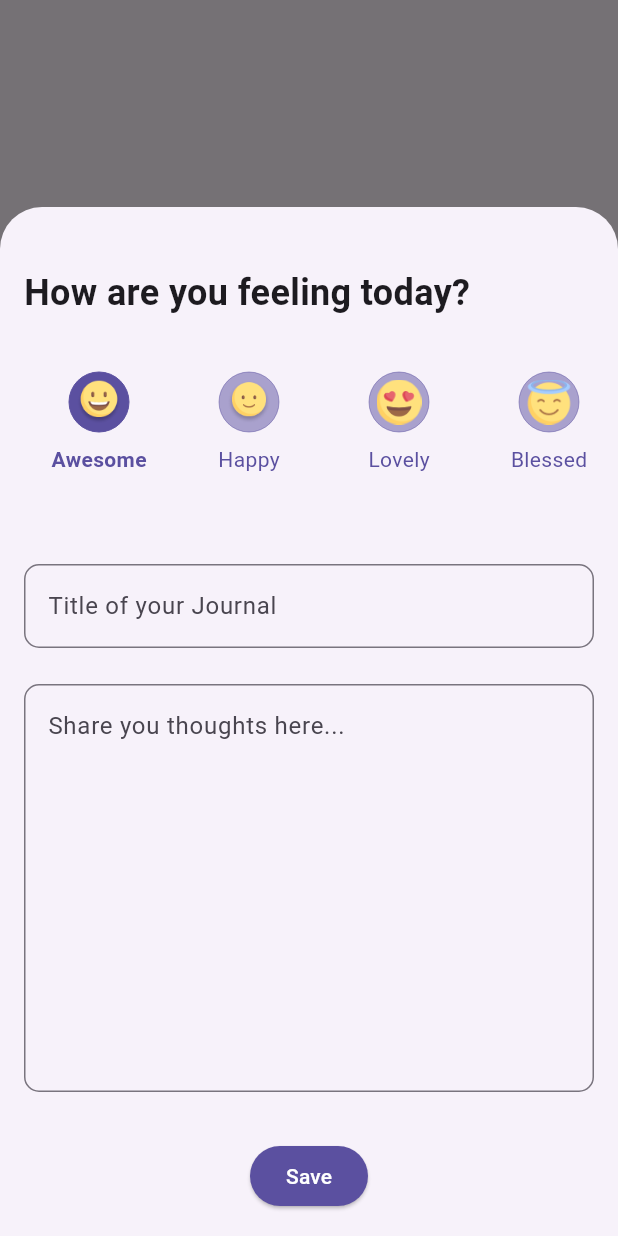
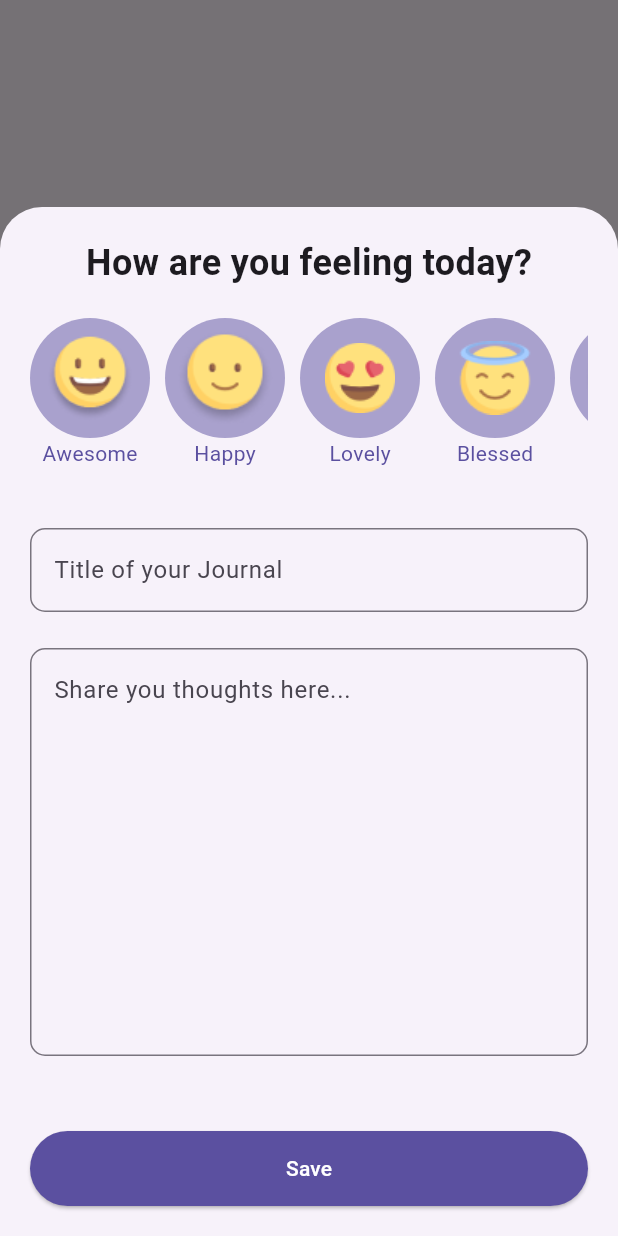
Before and after one commit to CapillanesFrizty/CanLineCom, a Flutter app: the JournalScreen screen opened by its route, after a tap on the "add" icon, on a phone screen of 412 x 824 dp. Run offline on Flutter 3.47's test engine with Material 3 defaults, Android fonts, the phone set to English and light mode, and no system bars; our stand-ins replace flutter_svg, go_router, google_fonts, google_maps_flutter, lucide_icons, supabase_flutter; accounts and stored records are empty.

Commit message:
Journal update

```diff
--- a/canlineapp/lib/Presentation/screen/BarrelFileScreen.dart
+++ b/canlineapp/lib/Presentation/screen/BarrelFileScreen.dart
@@ -6,7 +6,7 @@ export 'profile/profile.dart';
 
 // ! Journal Screen
 export 'Journal/journal.dart';
-export 'Journal/JournalCreateNote.dart';
+
 // ! Events Screen
 export 'Events/EventsScreen.dart';
 
@@ -28,7 +28,6 @@ export 'FinancialSupport/FinancialDetails.dart';
 // ! Doctors Screen
 export 'doctors/Doctors.dart';
 
-
 // ! Clinic
 export 'HealthInstitution/HealthInstitutionServices/Moreinfo_ClinicsScreen.dart';
 
--- a/canlineapp/lib/Presentation/screen/Journal/journal.dart
+++ b/canlineapp/lib/Presentation/screen/Journal/journal.dart
@@ -12,7 +12,10 @@ class JournalScreen extends StatefulWidget {
 class _JournalScreenState extends State<JournalScreen> {
   static const Color primaryColor = Color(0xFF5B50A0);
   static const Color secondaryColor = Color(0xFFFF0000);
-  int selectedEmotion = 0;
+
+  // Todo: Returns none because -1 is the default value
+  int selectedEmotion = -1;
+
   final List<bool> selectedReasons = List.generate(14, (_) => false);
 
   // Text controllers for the form fields
@@ -68,8 +71,9 @@ class _JournalScreenState extends State<JournalScreen> {
     _titleController.clear();
     _contentController.clear();
     setState(() {
-      selectedEmotion = 0;
+      selectedEmotion = -1;
     });
+    Navigator.pop(context);
   }
 
 //  Function for fetching journal entries
@@ -125,17 +129,81 @@ class _JournalScreenState extends State<JournalScreen> {
       body: _buildBody(),
       floatingActionButton: FloatingActionButton(
         onPressed: () {
-          showModalBottomSheet(
+          _buildBottomSheet();
+        },
+        backgroundColor: primaryColor,
+        child: const Icon(Icons.add),
+      ),
+    );
+  }
+
+  Future _buildBottomSheet() {
+    return showModalBottomSheet(
       isScrollControlled: true,
       context: context,
       builder: (context) {
-                return Container(
-                  padding: const EdgeInsets.all(16.0),
+        int? localSelectedEmotion;
+        return StatefulBuilder(
+          builder: (context, setModalState) {
+            Future<void> changeIndex(int index) async {
+              setModalState(() {
+                localSelectedEmotion = index;
+                debugPrint('Selected index: $index');
+              });
+            }
+
+            // Button Radio Button
+            Widget buildcustomRadio({
+              required String imagePath,
+              required String label,
+              required int index,
+            }) =>
+                GestureDetector(
+                  onTap: () {
+                    changeIndex(index);
+                  },
+                  // style: OutlinedButton.styleFrom(
+                  //   shape: RoundedRectangleBorder(
+                  //       borderRadius: BorderRadius.zero,
+                  //       side: BorderSide(
+                  //           color: Colors.transparent, strokeAlign: 0)),
+                  //   alignment: Alignment.center,
+                  //   minimumSize: const Size(50.0, 100.0), // Width and height
+                  // ),
                   child: Column(
                     mainAxisSize: MainAxisSize.min,
-                    crossAxisAlignment: CrossAxisAlignment.start,
                     children: [
-                      const SizedBox(height: 24),
+                      CircleAvatar(
+                        minRadius: 2.0,
+                        backgroundColor: (localSelectedEmotion == index)
+                            ? primaryColor.withOpacity(0.1)
+                            : primaryColor.withOpacity(0.5),
+                        child: Image.asset(
+                          imagePath,
+                          width: 80,
+                          height: 80,
+                        ),
+                      ),
+                      Text(
+                        label,
+                        style: TextStyle(
+                          color: primaryColor,
+                          fontWeight: (localSelectedEmotion == index)
+                              ? FontWeight.bold
+                              : FontWeight.normal,
+                        ),
+                      ),
+                    ],
+                  ),
+                );
+
+            return Padding(
+              padding: const EdgeInsets.all(20.0),
+              child: Column(
+                mainAxisSize:
+                    MainAxisSize.min, // Minimize the height of the column
+                crossAxisAlignment: CrossAxisAlignment.center,
+                children: [
                   const Text(
                     'How are you feeling today?',
                     style: TextStyle(
@@ -143,33 +211,58 @@ class _JournalScreenState extends State<JournalScreen> {
                       fontWeight: FontWeight.bold,
                     ),
                   ),
-                      const SizedBox(height: 32),
-                      Container(
-                        height: 100,
+                  const SizedBox(height: 20), // Add spacing
+                  SizedBox(
+                    height: 120,
                     child: ListView(
                       scrollDirection: Axis.horizontal,
-                          itemExtent: 100,
+                      physics: const AlwaysScrollableScrollPhysics(),
                       children: [
-                            _emotionButton(0, 'Awesome',
-                                'lib/assets/images/Journal/Awsome.png'),
-                            _emotionButton(1, 'Happy',
-                                'lib/assets/images/Journal/Happy.png'),
-                            _emotionButton(2, 'Lovely',
-                                'lib/assets/images/Journal/Inlove.png'),
-                            _emotionButton(3, 'Blessed',
-                                'lib/assets/images/Journal/Angel.png'),
-                            _emotionButton(4, 'Okay',
-                                'lib/assets/images/Journal/Calm.png'),
-                            _emotionButton(
-                                5, 'Sad', 'lib/assets/images/Journal/Sad.png'),
-                            _emotionButton(6, 'Terrible',
+                        buildcustomRadio(
+                          index: 0,
+                          label: 'Awesome',
+                          imagePath: 'lib/assets/images/Journal/Awsome.png',
+                        ),
+                        SizedBox(width: 10),
+                        buildcustomRadio(
+                            index: 1,
+                            label: 'Happy',
+                            imagePath: 'lib/assets/images/Journal/Happy.png'),
+                        SizedBox(width: 10),
+                        buildcustomRadio(
+                            index: 2,
+                            label: 'Lovely',
+                            imagePath: 'lib/assets/images/Journal/Inlove.png'),
+                        SizedBox(width: 10),
+                        buildcustomRadio(
+                            index: 3,
+                            label: 'Blessed',
+                            imagePath: 'lib/assets/images/Journal/Angel.png'),
+                        SizedBox(width: 10),
+                        buildcustomRadio(
+                            index: 4,
+                            label: 'Okay',
+                            imagePath: 'lib/assets/images/Journal/Calm.png'),
+                        SizedBox(width: 10),
+                        buildcustomRadio(
+                            index: 5,
+                            label: 'Sad',
+                            imagePath: 'lib/assets/images/Journal/Sad.png'),
+                        SizedBox(width: 10),
+                        buildcustomRadio(
+                            index: 6,
+                            label: 'Terrible',
+                            imagePath:
                                 'lib/assets/images/Journal/Disappointed.png'),
-                            _emotionButton(7, 'Angry',
-                                'lib/assets/images/Journal/Angry.png'),
+                        SizedBox(width: 10),
+                        buildcustomRadio(
+                            index: 7,
+                            label: 'Angry',
+                            imagePath: 'lib/assets/images/Journal/Angry.png'),
                       ],
                     ),
                   ),
-                      const SizedBox(height: 32),
+                  const SizedBox(height: 20), // Add spacing
                   Form(
                     child: Column(
                       children: [
@@ -178,8 +271,8 @@ class _JournalScreenState extends State<JournalScreen> {
                           decoration: const InputDecoration(
                               labelText: 'Title of your Journal',
                               border: OutlineInputBorder(
-                                      borderRadius: BorderRadius.all(
-                                          Radius.circular(10)))),
+                                  borderRadius:
+                                      BorderRadius.all(Radius.circular(10)))),
                         ),
                         const SizedBox(height: 24),
                         TextFormField(
@@ -198,13 +291,24 @@ class _JournalScreenState extends State<JournalScreen> {
                       ],
                     ),
                   ),
-                      const SizedBox(height: 32),
+
+                  const SizedBox(height: 50), // Add spacing
                   Center(
                     child: ElevatedButton(
                       style: ElevatedButton.styleFrom(
                         backgroundColor: primaryColor,
+                        minimumSize: const Size(double.infinity,
+                            50), // Full width and custom height
+                        padding:
+                            EdgeInsets.zero, // Optional: Remove default padding
                       ),
-                          onPressed: _submitJournalEntry,
+                      onPressed: () {
+                        // Todo: Need to Work on this, if i
+                        setState(() {
+                          selectedEmotion = localSelectedEmotion!;
+                          _submitJournalEntry();
+                        });
+                      },
                       child: const Text(
                         'Save',
                         style: TextStyle(color: Colors.white),
@@ -214,11 +318,9 @@ class _JournalScreenState extends State<JournalScreen> {
                 ],
               ),
             );
-              });
           },
-        backgroundColor: primaryColor,
-        child: const Icon(Icons.add),
-      ),
+        );
+      },
     );
   }
 
@@ -276,6 +378,7 @@ class _JournalScreenState extends State<JournalScreen> {
     );
   }
 
+  // todo: update the Function to get emoji for emotion
   String _getEmojiForEmotion(String emotion) {
     switch (emotion.toLowerCase()) {
       case 'awesome':
@@ -297,99 +400,6 @@ class _JournalScreenState extends State<JournalScreen> {
       default:
         return '🤔'; // Default emoji for undefined emotions
     }
-  }
-
-  Widget _emotionButton(int index, String label, String imagePath) {
-    return Column(
-      children: [
-        OutlinedButton(
-          style: OutlinedButton.styleFrom(
-            padding: const EdgeInsets.all(0),
-            shape: const CircleBorder(),
-            side: BorderSide(
-              color: (selectedEmotion == index)
-                  ? primaryColor.withOpacity(1)
-                  : primaryColor.withOpacity(0.5),
-              width: 0,
-            ),
-          ),
-          onPressed: () {
-            setState(() {
-              selectedEmotion = index;
-              debugPrint(
-                  'Selected emotion index: $index'); // Debugging statement
-            });
-          },
-          child: CircleAvatar(
-            backgroundColor: (selectedEmotion == index)
-                ? primaryColor.withOpacity(1)
-                : primaryColor.withOpacity(0.5),
-            child: Image.asset(
-              imagePath,
-              width: 30,
-              height: 30,
-            ),
-          ),
-        ),
-        const SizedBox(height: 4),
-        Text(
-          label,
-          style: TextStyle(
-            color: primaryColor,
-            fontWeight:
-                selectedEmotion == index ? FontWeight.bold : FontWeight.normal,
-          ),
-        ),
-      ],
-    );
-  }
-}
-
-class _Header extends StatelessWidget {
-  final String date;
-  final String day;
-  final String weekday;
-  final Color color;
-
-  const _Header({
-    required this.date,
-    required this.day,
-    required this.weekday,
-    required this.color,
-  });
-
-  @override
-  Widget build(BuildContext context) {
-    return Row(
-      children: [
-        Text(
-          date,
-          style: TextStyle(
-            fontSize: 18,
-            fontWeight: FontWeight.bold,
-            color: color,
-          ),
-        ),
-        const SizedBox(width: 16),
-        Column(
-          crossAxisAlignment: CrossAxisAlignment.start,
-          children: [
-            Text(
-              day,
-              style: TextStyle(
-                fontSize: 20,
-                fontWeight: FontWeight.bold,
-                color: color,
-              ),
-            ),
-            Text(
-              weekday,
-              style: const TextStyle(color: Colors.grey),
-            ),
-          ],
-        ),
-      ],
-    );
   }
 }
 
```
Also changed, not shown: canlineapp/lib/Presentation/screen/Journal/JournalCreateNote.dart (deleted, +0 -194 lines), canlineapp/lib/Presentation/screen/Journal/MoreJournalCreateNote.dart (deleted, +0 -137 lines). Lines whose indentation alone changed are shown as unchanged.
